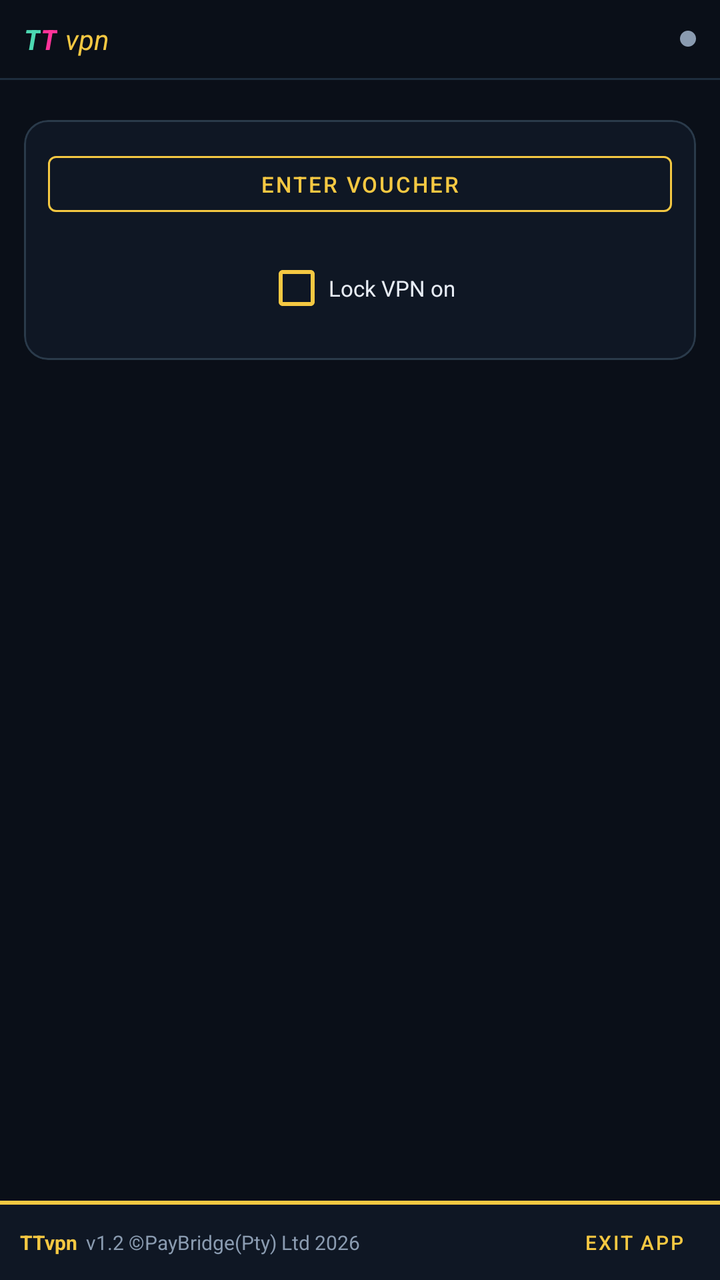
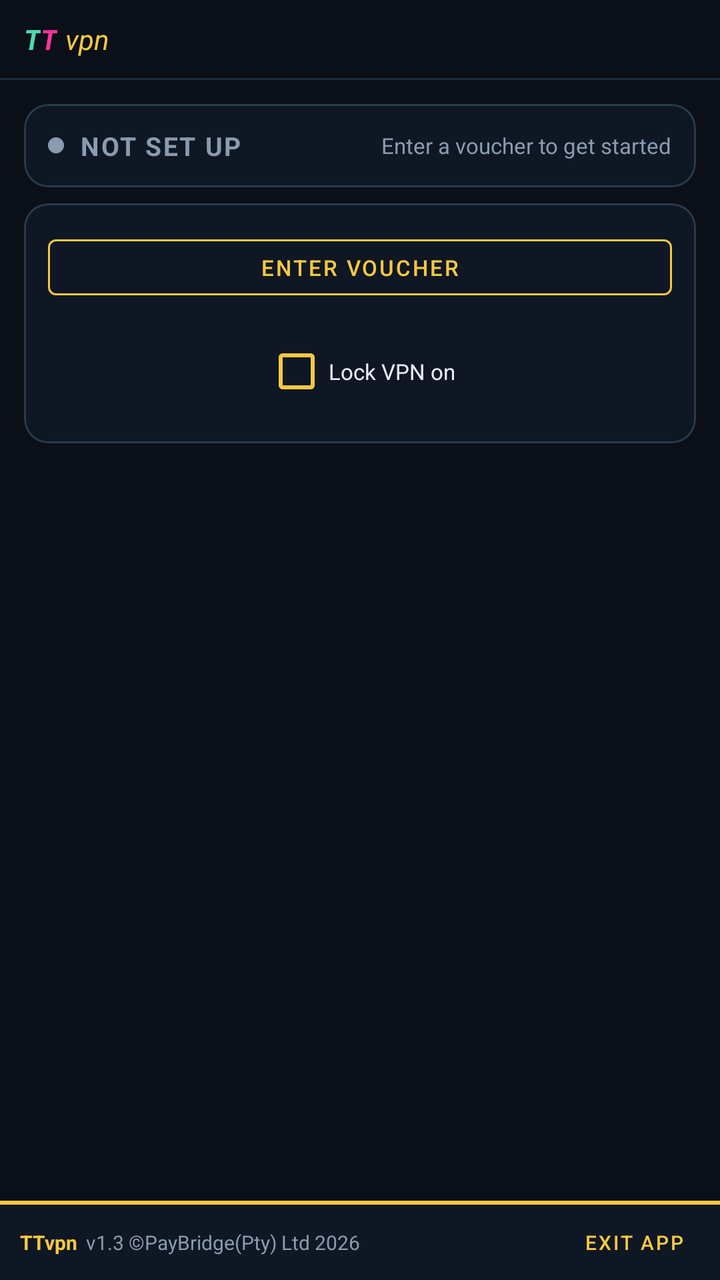

An Android layout rendered at two revisions. The XML below is the earlier revision; the diff shows what the commit changed to produce the second picture.
<!-- AndroidManifest.xml: application theme Theme.TTVPN -->
<!-- res/layout/activity_main.xml -->
<?xml version="1.0" encoding="utf-8"?>
<LinearLayout xmlns:android="http://schemas.android.com/apk/res/android"
    xmlns:app="http://schemas.android.com/apk/res-auto"
    android:layout_width="match_parent"
    android:layout_height="match_parent"
    android:background="@color/bg_dark"
    android:orientation="vertical">

    
    <LinearLayout
        android:layout_width="match_parent"
        android:layout_height="wrap_content"
        android:gravity="center_vertical"
        android:orientation="horizontal"
        android:paddingStart="12dp"
        android:paddingEnd="12dp"
        android:paddingTop="10dp"
        android:paddingBottom="10dp">

        <LinearLayout
            android:layout_width="0dp"
            android:layout_height="wrap_content"
            android:layout_weight="1"
            android:gravity="center_vertical"
            android:orientation="horizontal">

            <TextView
                android:layout_width="wrap_content"
                android:layout_height="wrap_content"
                android:text="@string/wordmark_tt1"
                android:textColor="@color/brand_teal"
                android:textSize="14sp"
                android:textStyle="bold|italic" />

            <TextView
                android:layout_width="wrap_content"
                android:layout_height="wrap_content"
                android:text="@string/wordmark_tt2"
                android:textColor="@color/brand_hotpink"
                android:textSize="14sp"
                android:textStyle="bold|italic" />

            <TextView
                android:layout_width="wrap_content"
                android:layout_height="wrap_content"
                android:layout_marginStart="4dp"
                android:text="@string/wordmark_vpn"
                android:textColor="@color/brand_gold"
                android:textSize="14sp"
                android:textStyle="italic" />
        </LinearLayout>

        <View
            android:id="@+id/dotStatus"
            android:layout_width="8dp"
            android:layout_height="8dp"
            android:background="@drawable/bg_dot" />
    </LinearLayout>

    <View
        android:layout_width="match_parent"
        android:layout_height="1dp"
        android:background="@color/border_inner" />

    <ScrollView
        android:layout_width="match_parent"
        android:layout_height="0dp"
        android:layout_weight="1"
        android:fillViewport="true">

        <LinearLayout
            android:layout_width="match_parent"
            android:layout_height="wrap_content"
            android:orientation="vertical"
            android:padding="12dp">

            <com.google.android.material.card.MaterialCardView
                android:id="@+id/cardMeta"
                android:layout_width="match_parent"
                android:layout_height="wrap_content"
                android:visibility="gone"
                app:cardBackgroundColor="@color/panel_bg"
                app:cardCornerRadius="12dp"
                app:cardElevation="0dp"
                app:strokeColor="@color/border_outer"
                app:strokeWidth="1dp">

                <LinearLayout
                    android:layout_width="match_parent"
                    android:layout_height="wrap_content"
                    android:orientation="vertical"
                    android:padding="12dp">

                    <LinearLayout
                        android:layout_width="match_parent"
                        android:layout_height="wrap_content"
                        android:gravity="center_vertical"
                        android:orientation="horizontal">

                        <TextView
                            android:layout_width="wrap_content"
                            android:layout_height="wrap_content"
                            android:text="● "
                            android:textColor="@color/brand_teal"
                            android:textSize="13sp"
                            android:textStyle="bold" />

                        <TextView
                            android:id="@+id/txtState"
                            android:layout_width="0dp"
                            android:layout_height="wrap_content"
                            android:layout_weight="1"
                            android:letterSpacing="0.06"
                            android:text="@string/state_not_setup"
                            android:textColor="@color/muted_label"
                            android:textSize="13sp"
                            android:textStyle="bold" />

                        <TextView
                            android:id="@+id/txtSubstate"
                            android:layout_width="wrap_content"
                            android:layout_height="wrap_content"
                            android:ellipsize="end"
                            android:maxLines="1"
                            android:text="@string/substate_not_setup"
                            android:textColor="@color/muted_label"
                            android:textSize="11sp" />
                    </LinearLayout>

                    <View
                        android:layout_width="match_parent"
                        android:layout_height="1dp"
                        android:layout_marginTop="8dp"
                        android:layout_marginBottom="4dp"
                        android:background="@color/border_inner" />

                    <LinearLayout
                        android:layout_width="match_parent"
                        android:layout_height="wrap_content"
                        android:gravity="center_vertical"
                        android:orientation="horizontal"
                        android:paddingTop="6dp"
                        android:paddingBottom="6dp">

                        <TextView
                            android:layout_width="0dp"
                            android:layout_height="wrap_content"
                            android:layout_weight="1"
                            android:letterSpacing="0.08"
                            android:text="@string/label_endpoint"
                            android:textAllCaps="true"
                            android:textColor="@color/muted_label"
                            android:textSize="10sp" />

                        <TextView
                            android:id="@+id/txtEndpoint"
                            android:layout_width="wrap_content"
                            android:layout_height="wrap_content"
                            android:fontFamily="monospace"
                            android:textColor="@color/text_main"
                            android:textSize="12sp" />
                    </LinearLayout>

                    <View
                        android:layout_width="match_parent"
                        android:layout_height="1dp"
                        android:background="@color/border_inner" />

                    <LinearLayout
                        android:layout_width="match_parent"
                        android:layout_height="wrap_content"
                        android:gravity="center_vertical"
                        android:orientation="horizontal"
                        android:paddingTop="6dp"
                        android:paddingBottom="6dp">

                        <TextView
                            android:layout_width="0dp"
                            android:layout_height="wrap_content"
                            android:layout_weight="1"
                            android:letterSpacing="0.08"
                            android:text="@string/label_duration"
                            android:textAllCaps="true"
                            android:textColor="@color/muted_label"
                            android:textSize="10sp" />

                        <TextView
                            android:id="@+id/txtDuration"
                            android:layout_width="wrap_content"
                            android:layout_height="wrap_content"
                            android:fontFamily="monospace"
                            android:text="@string/duration_placeholder"
                            android:textColor="@color/brand_teal"
                            android:textSize="12sp" />
                    </LinearLayout>

                    <View
                        android:layout_width="match_parent"
                        android:layout_height="1dp"
                        android:background="@color/border_inner" />

                    <LinearLayout
                        android:layout_width="match_parent"
                        android:layout_height="wrap_content"
                        android:gravity="center_vertical"
                        android:orientation="horizontal"
                        android:paddingTop="6dp"
                        android:paddingBottom="6dp">

                        <TextView
                            android:layout_width="0dp"
                            android:layout_height="wrap_content"
                            android:layout_weight="1"
                            android:letterSpacing="0.08"
                            android:text="@string/label_data"
                            android:textAllCaps="true"
                            android:textColor="@color/muted_label"
                            android:textSize="10sp" />

                        <TextView
                            android:id="@+id/txtData"
                            android:layout_width="wrap_content"
                            android:layout_height="wrap_content"
                            android:fontFamily="monospace"
                            android:text="@string/data_placeholder"
                            android:textColor="@color/brand_teal"
                            android:textSize="12sp" />
                    </LinearLayout>

                    <View
                        android:layout_width="match_parent"
                        android:layout_height="1dp"
                        android:background="@color/border_inner" />

                    <LinearLayout
                        android:layout_width="match_parent"
                        android:layout_height="wrap_content"
                        android:gravity="center_vertical"
                        android:orientation="horizontal"
                        android:paddingTop="6dp"
                        android:paddingBottom="6dp">

                        <TextView
                            android:layout_width="0dp"
                            android:layout_height="wrap_content"
                            android:layout_weight="1"
                            android:letterSpacing="0.08"
                            android:text="@string/label_entitlement"
                            android:textAllCaps="true"
                            android:textColor="@color/muted_label"
                            android:textSize="10sp" />

                        <TextView
                            android:id="@+id/txtEntitlement"
                            android:layout_width="wrap_content"
                            android:layout_height="wrap_content"
                            android:fontFamily="monospace"
                            android:textColor="@color/brand_teal"
                            android:textSize="12sp" />
                    </LinearLayout>

                </LinearLayout>
            </com.google.android.material.card.MaterialCardView>

            <com.google.android.material.card.MaterialCardView
                android:layout_width="match_parent"
                android:layout_height="wrap_content"
                android:layout_marginTop="8dp"
                app:cardBackgroundColor="@color/panel_bg"
                app:cardCornerRadius="12dp"
                app:cardElevation="0dp"
                app:strokeColor="@color/border_outer"
                app:strokeWidth="1dp">

                <LinearLayout
                    android:layout_width="match_parent"
                    android:layout_height="wrap_content"
                    android:orientation="vertical"
                    android:padding="12dp">

                    <com.google.android.material.button.MaterialButton
                        android:id="@+id/btnToggle"
                        style="@style/Widget.TTVPN.Button.Outlined"
                        android:layout_width="match_parent"
                        android:layout_height="40dp"
                        android:text="@string/action_enter_voucher" />

                    <CheckBox
                        android:id="@+id/checkLock"
                        android:layout_width="wrap_content"
                        android:layout_height="wrap_content"
                        android:layout_gravity="center_horizontal"
                        android:layout_marginTop="8dp"
                        android:buttonTint="@color/brand_gold"
                        android:text="@string/action_lock"
                        android:textColor="@color/text_main"
                        android:textSize="11sp" />

                </LinearLayout>
            </com.google.android.material.card.MaterialCardView>

        </LinearLayout>
    </ScrollView>

    <View
        android:layout_width="match_parent"
        android:layout_height="2dp"
        android:background="@color/brand_gold" />

    <LinearLayout
        android:layout_width="match_parent"
        android:layout_height="wrap_content"
        android:background="@color/panel_bg"
        android:gravity="center_vertical"
        android:orientation="horizontal"
        android:paddingStart="10dp"
        android:paddingEnd="10dp"
        android:paddingTop="8dp"
        android:paddingBottom="8dp">

        <LinearLayout
            android:layout_width="0dp"
            android:layout_height="wrap_content"
            android:layout_weight="1"
            android:gravity="center_vertical"
            android:orientation="horizontal">

            <TextView
                android:layout_width="wrap_content"
                android:layout_height="wrap_content"
                android:text="TTvpn"
                android:textColor="@color/brand_gold"
                android:textSize="10sp"
                android:textStyle="bold" />

            <TextView
                android:id="@+id/txtFooterVersion"
                android:layout_width="wrap_content"
                android:layout_height="wrap_content"
                android:layout_marginStart="4dp"
                android:text="v1.2 ©PayBridge(Pty) Ltd 2026"
                android:textColor="@color/muted_label"
                android:textSize="10sp" />
        </LinearLayout>

        <com.google.android.material.button.MaterialButton
            android:id="@+id/btnExit"
            style="@style/Widget.MaterialComponents.Button.TextButton"
            android:layout_width="wrap_content"
            android:layout_height="wrap_content"
            android:insetTop="0dp"
            android:insetBottom="0dp"
            android:minHeight="0dp"
            android:minWidth="0dp"
            android:paddingStart="8dp"
            android:paddingEnd="8dp"
            android:text="@string/action_exit"
            android:textColor="@color/brand_gold"
            android:textSize="10sp" />
    </LinearLayout>
</LinearLayout>
<!-- resources referenced by this layout -->
<resources>
  <color name="bg_dark">#0a0f18</color>
  <color name="border_inner">#1e2d3d</color>
  <color name="border_outer">#2a3a4a</color>
  <color name="brand_gold">#f5c842</color>
  <color name="brand_hotpink">#FF3399</color>
  <color name="brand_teal">#4cd9b2</color>
  <color name="muted_label">#8a9bb0</color>
  <color name="panel_bg">#0f1724</color>
  <color name="text_main">#e8edf5</color>
  <!-- drawable bg_dot (drawable) -->
  <?xml version="1.0" encoding="utf-8"?>
  <shape xmlns:android="http://schemas.android.com/apk/res/android"
      android:shape="oval">
      <solid android:color="@color/muted_label" />
  </shape>
  <string name="action_enter_voucher">Enter voucher</string>
  <string name="action_exit">Exit app</string>
  <string name="action_lock">Lock VPN on</string>
  <string name="data_placeholder">— / —</string>
  <string name="duration_placeholder">--:--</string>
  <string name="label_data">Data</string>
  <string name="label_duration">Duration</string>
  <string name="label_endpoint">Endpoint</string>
  <string name="label_entitlement">Entitlement</string>
  <string name="state_not_setup">NOT SET UP</string>
  <string name="substate_not_setup">Enter a voucher to get started</string>
  <string name="wordmark_tt1">T</string>
  <string name="wordmark_tt2">T</string>
  <string name="wordmark_vpn">vpn</string>
  <style name="Widget.TTVPN.Button.Outlined" parent="Widget.MaterialComponents.Button.OutlinedButton">
          <item name="strokeColor">@color/brand_gold</item>
          <item name="strokeWidth">1dp</item>
          <item name="android:textColor">@color/brand_gold</item>
          <item name="cornerRadius">4dp</item>
          <item name="android:textSize">11sp</item>
          <item name="android:minHeight">40dp</item>
      </style>
  <style name="Theme.TTVPN" parent="Theme.MaterialComponents.NoActionBar">
          <item name="materialAlertDialogTheme">@style/ThemeOverlay.TTVPN.Dialog</item>
          <item name="android:alertDialogTheme">@style/ThemeOverlay.TTVPN.Dialog</item>
      </style>
  <style name="ThemeOverlay.TTVPN.Dialog" parent="ThemeOverlay.MaterialComponents.MaterialAlertDialog">
          <item name="colorSurface">@color/panel_bg</item>
          <item name="colorOnSurface">@color/text_main</item>
          <item name="colorPrimary">@color/brand_gold</item>
          <item name="colorOnPrimary">@color/bg_dark</item>
          <item name="android:windowBackground">@drawable/bg_dialog_console</item>
          <item name="android:textColorPrimary">@color/text_main</item>
          <item name="android:textColorSecondary">@color/muted_label</item>
      </style>
  <!-- drawable bg_dialog_console (drawable) -->
  <?xml version="1.0" encoding="utf-8"?>
  <shape xmlns:android="http://schemas.android.com/apk/res/android"
      android:shape="rectangle">
      <solid android:color="@color/panel_bg" />
      <corners android:radius="12dp" />
      <stroke
          android:width="1dp"
          android:color="@color/border_outer" />
  </shape>
</resources>

<!-- the commit's change to res/layout/activity_main.xml (unified diff, before → after) -->
@@ -49,12 +49,6 @@
                 android:textSize="14sp"
                 android:textStyle="italic" />
         </LinearLayout>
-
-        <View
-            android:id="@+id/dotStatus"
-            android:layout_width="8dp"
-            android:layout_height="8dp"
-            android:background="@drawable/bg_dot" />
     </LinearLayout>
 
     <View
@@ -74,10 +68,60 @@
             android:orientation="vertical"
             android:padding="12dp">
 
+            
+            <com.google.android.material.card.MaterialCardView
+                android:layout_width="match_parent"
+                android:layout_height="wrap_content"
+                app:cardBackgroundColor="@color/panel_bg"
+                app:cardCornerRadius="12dp"
+                app:cardElevation="0dp"
+                app:strokeColor="@color/border_outer"
+                app:strokeWidth="1dp">
+
+                <LinearLayout
+                    android:layout_width="match_parent"
+                    android:layout_height="wrap_content"
+                    android:gravity="center_vertical"
+                    android:orientation="horizontal"
+                    android:padding="12dp">
+
+                    <View
+                        android:id="@+id/dotStatus"
+                        android:layout_width="8dp"
+                        android:layout_height="8dp"
+                        android:background="@drawable/bg_dot" />
+
+                    <TextView
+                        android:id="@+id/txtState"
+                        android:layout_width="0dp"
+                        android:layout_height="wrap_content"
+                        android:layout_weight="1"
+                        android:layout_marginStart="8dp"
+                        android:letterSpacing="0.06"
+                        android:text="@string/state_not_setup"
+                        android:textColor="@color/muted_label"
+                        android:textSize="13sp"
+                        android:textStyle="bold" />
+
+                    <TextView
+                        android:id="@+id/txtSubstate"
+                        android:layout_width="wrap_content"
+                        android:layout_height="wrap_content"
+                        android:layout_marginStart="8dp"
+                        android:ellipsize="end"
+                        android:maxLines="1"
+                        android:text="@string/substate_not_setup"
+                        android:textColor="@color/muted_label"
+                        android:textSize="11sp" />
+                </LinearLayout>
+            </com.google.android.material.card.MaterialCardView>
+
+            
             <com.google.android.material.card.MaterialCardView
                 android:id="@+id/cardMeta"
                 android:layout_width="match_parent"
                 android:layout_height="wrap_content"
+                android:layout_marginTop="8dp"
                 android:visibility="gone"
                 app:cardBackgroundColor="@color/panel_bg"
                 app:cardCornerRadius="12dp"
@@ -91,49 +135,13 @@
                     android:orientation="vertical"
                     android:padding="12dp">
 
-                    <LinearLayout
-                        android:layout_width="match_parent"
-                        android:layout_height="wrap_content"
-                        android:gravity="center_vertical"
-                        android:orientation="horizontal">
-
-                        <TextView
-                            android:layout_width="wrap_content"
-                            android:layout_height="wrap_content"
-                            android:text="● "
-                            android:textColor="@color/brand_teal"
-                            android:textSize="13sp"
-                            android:textStyle="bold" />
-
-                        <TextView
-                            android:id="@+id/txtState"
-                            android:layout_width="0dp"
-                            android:layout_height="wrap_content"
-                            android:layout_weight="1"
-                            android:letterSpacing="0.06"
-                            android:text="@string/state_not_setup"
-                            android:textColor="@color/muted_label"
-                            android:textSize="13sp"
-                            android:textStyle="bold" />
-
-                        <TextView
-                            android:id="@+id/txtSubstate"
-                            android:layout_width="wrap_content"
-                            android:layout_height="wrap_content"
-                            android:ellipsize="end"
-                            android:maxLines="1"
-                            android:text="@string/substate_not_setup"
-                            android:textColor="@color/muted_label"
-                            android:textSize="11sp" />
-                    </LinearLayout>
-
                     <View
                         android:layout_width="match_parent"
                         android:layout_height="1dp"
-                        android:layout_marginTop="8dp"
                         android:layout_marginBottom="4dp"
                         android:background="@color/border_inner" />
 
+                    
                     <LinearLayout
                         android:layout_width="match_parent"
                         android:layout_height="wrap_content"
@@ -166,6 +174,7 @@
                         android:layout_height="1dp"
                         android:background="@color/border_inner" />
 
+                    
                     <LinearLayout
                         android:layout_width="match_parent"
                         android:layout_height="wrap_content"
@@ -199,6 +208,7 @@
                         android:layout_height="1dp"
                         android:background="@color/border_inner" />
 
+                    
                     <LinearLayout
                         android:layout_width="match_parent"
                         android:layout_height="wrap_content"
@@ -232,6 +242,7 @@
                         android:layout_height="1dp"
                         android:background="@color/border_inner" />
 
+                    
                     <LinearLayout
                         android:layout_width="match_parent"
                         android:layout_height="wrap_content"
@@ -262,6 +273,7 @@
                 </LinearLayout>
             </com.google.android.material.card.MaterialCardView>
 
+            
             <com.google.android.material.card.MaterialCardView
                 android:layout_width="match_parent"
                 android:layout_height="wrap_content"
@@ -338,7 +350,7 @@
                 android:layout_width="wrap_content"
                 android:layout_height="wrap_content"
                 android:layout_marginStart="4dp"
-                android:text="v1.2 ©PayBridge(Pty) Ltd 2026"
+                android:text="v1.3 ©PayBridge(Pty) Ltd 2026"
                 android:textColor="@color/muted_label"
                 android:textSize="10sp" />
         </LinearLayout>
